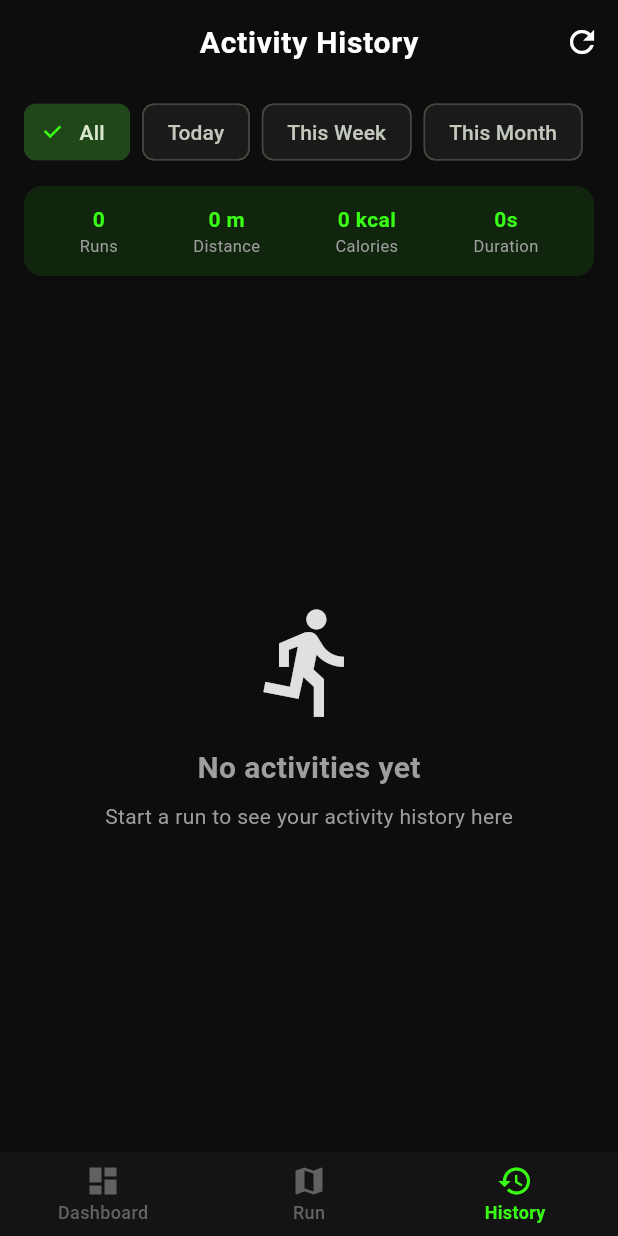
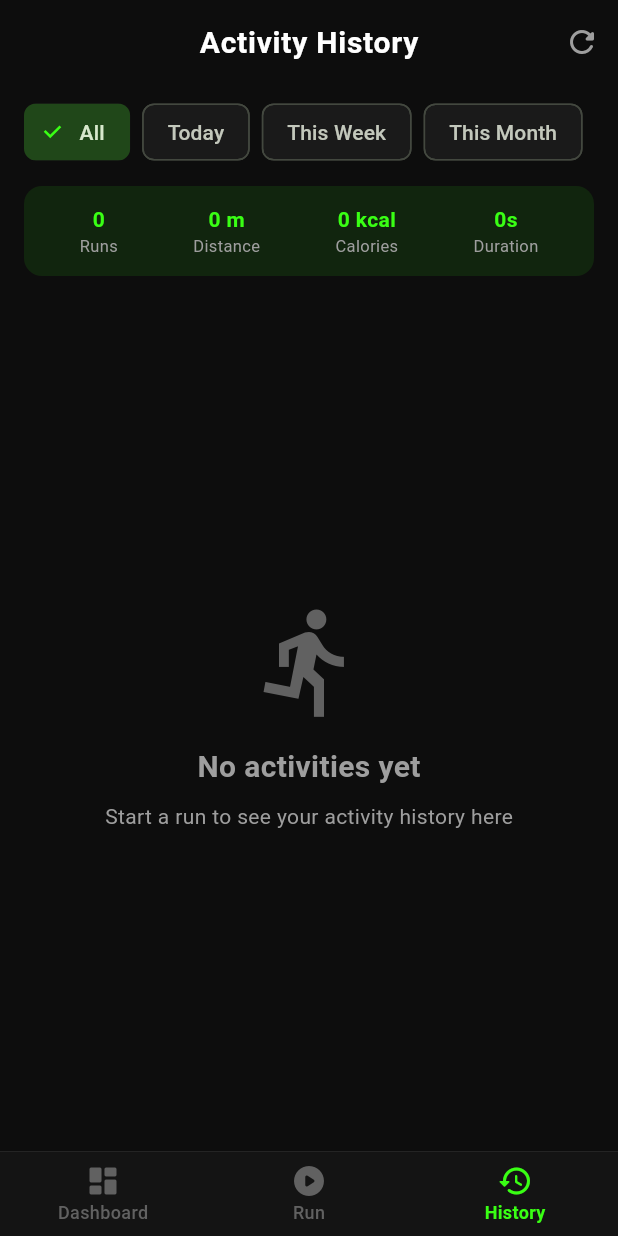
Before and after one commit to VinSong04/sokhapheap, a Flutter app: the screen it shows after launch, item 3 of the bottom bar chosen, on a phone screen of 412 x 824 dp. Run offline on Flutter 3.47's test engine with Material 3 defaults, Android fonts, the phone set to English and light mode, and no system bars; our stand-ins replace fl_chart, geolocator, google_maps_flutter, shared_preferences; missing offline and left inert: health.

Commit message:
feat: configure HealthKit/Location permissions and optimize iPhone X safe areas
Info.plist:
- NSHealthShareUsageDescription & NSHealthUpdateUsageDescription (HealthKit)
- NSLocationWhenInUseUsageDescription (foreground location)
- NSLocationAlwaysAndWhenInUseUsageDescription (background location)
- NSLocationAlwaysUsageDescription (always-on location)
- NSMotionUsageDescription (step counting/activity detection)
- UIBackgroundModes: location, processing
- UIStatusBarStyle: light content for dark theme
- Portrait-only orientation for iPhone

Runner.entitlements:
- com.apple.developer.healthkit capability
- com.apple.developer.healthkit.access (health-records)
- com.apple.developer.healthkit.background-delivery

Safe area optimizations:
- HomeScreen: AnnotatedRegion for light status bar, dark nav bar
- LiveMapScreen: extendBodyBehindAppBar, dark control panel with bottom safe area
- ActivityHistoryScreen: bottom safe area padding on ListView
- Dark theme styling applied to all screens consistently

Co-Authored-By: Deep Narmada <chhornvinsong04@gmail.com>

```diff
--- a/lib/presentation/screens/activity_history/activity_history_screen.dart
+++ b/lib/presentation/screens/activity_history/activity_history_screen.dart
@@ -13,9 +13,10 @@ class ActivityHistoryScreen extends StatelessWidget {
     return Scaffold(
       appBar: AppBar(
         title: const Text('Activity History'),
+        backgroundColor: AppTheme.backgroundColor,
         actions: [
           IconButton(
-            icon: const Icon(Icons.refresh),
+            icon: const Icon(Icons.refresh_rounded, color: AppTheme.textSecondary),
             onPressed: () {
               context.read<ActivityHistoryProvider>().refresh();
             },
@@ -25,7 +26,9 @@ class ActivityHistoryScreen extends StatelessWidget {
       body: Consumer<ActivityHistoryProvider>(
         builder: (context, provider, child) {
           if (provider.isLoading) {
-            return const Center(child: CircularProgressIndicator());
+            return const Center(
+              child: CircularProgressIndicator(color: AppTheme.primaryColor),
+            );
           }
 
           return Column(
@@ -38,7 +41,9 @@ class ActivityHistoryScreen extends StatelessWidget {
                     : RefreshIndicator(
                         onRefresh: provider.refresh,
                         child: ListView.builder(
-                          padding: const EdgeInsets.only(bottom: 16),
+                          padding: EdgeInsets.only(
+                            bottom: MediaQuery.of(context).padding.bottom + 16,
+                          ),
                           itemCount: provider.activities.length,
                           itemBuilder: (context, index) {
                             return ActivityListTile(
@@ -150,7 +155,7 @@ class ActivityHistoryScreen extends StatelessWidget {
           Icon(
             Icons.directions_run,
             size: 80,
-            color: Colors.grey[300],
+            color: AppTheme.textTertiary,
           ),
           const SizedBox(height: 16),
           const Text(
@@ -201,7 +206,7 @@ class ActivityHistoryScreen extends StatelessWidget {
                     width: 40,
                     height: 4,
                     decoration: BoxDecoration(
-                      color: Colors.grey[300],
+                      color: AppTheme.textTertiary,
                       borderRadius: BorderRadius.circular(2),
                     ),
                   ),
@@ -212,6 +217,7 @@ class ActivityHistoryScreen extends StatelessWidget {
                   style: TextStyle(
                     fontSize: 24,
                     fontWeight: FontWeight.bold,
+                    color: AppTheme.textPrimary,
                   ),
                 ),
                 const SizedBox(height: 16),
--- a/lib/presentation/screens/home_screen.dart
+++ b/lib/presentation/screens/home_screen.dart
@@ -1,4 +1,6 @@
 import 'package:flutter/material.dart';
+import 'package:flutter/services.dart';
+import '../../core/theme/app_theme.dart';
 import 'dashboard/dashboard_screen.dart';
 import 'live_map/live_map_screen.dart';
 import 'activity_history/activity_history_screen.dart';
@@ -21,12 +23,25 @@ class _HomeScreenState extends State<HomeScreen> {
 
   @override
   Widget build(BuildContext context) {
-    return Scaffold(
+    return AnnotatedRegion<SystemUiOverlayStyle>(
+      value: SystemUiOverlayStyle.light.copyWith(
+        statusBarColor: Colors.transparent,
+        statusBarIconBrightness: Brightness.light,
+        systemNavigationBarColor: AppTheme.backgroundColor,
+        systemNavigationBarIconBrightness: Brightness.light,
+      ),
+      child: Scaffold(
         body: IndexedStack(
           index: _currentIndex,
           children: _screens,
         ),
-      bottomNavigationBar: BottomNavigationBar(
+        bottomNavigationBar: Container(
+          decoration: const BoxDecoration(
+            border: Border(
+              top: BorderSide(color: AppTheme.dividerColor, width: 0.5),
+            ),
+          ),
+          child: BottomNavigationBar(
             currentIndex: _currentIndex,
             onTap: (index) {
               setState(() {
@@ -35,19 +50,21 @@ class _HomeScreenState extends State<HomeScreen> {
             },
             items: const [
               BottomNavigationBarItem(
-            icon: Icon(Icons.dashboard),
+                icon: Icon(Icons.dashboard_rounded),
                 label: 'Dashboard',
               ),
               BottomNavigationBarItem(
-            icon: Icon(Icons.map),
+                icon: Icon(Icons.play_circle_rounded),
                 label: 'Run',
               ),
               BottomNavigationBarItem(
-            icon: Icon(Icons.history),
+                icon: Icon(Icons.history_rounded),
                 label: 'History',
               ),
             ],
           ),
+        ),
+      ),
     );
   }
 }
```
Also changed, not shown: lib/presentation/screens/live_map/live_map_screen.dart (+13 -13 lines), 2 other files. Lines whose indentation alone changed are shown as unchanged.
